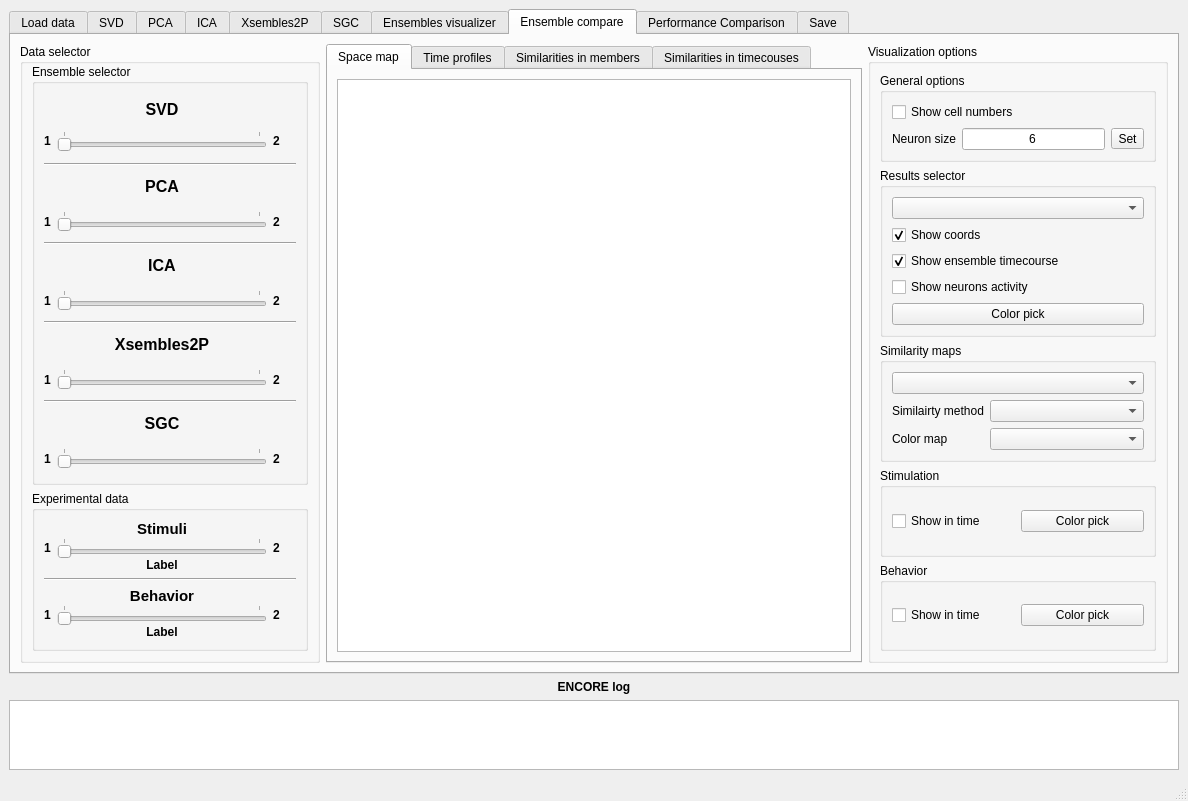
Qt form gui/MainWindow.ui (rivelco/ENCORE) before a commit.
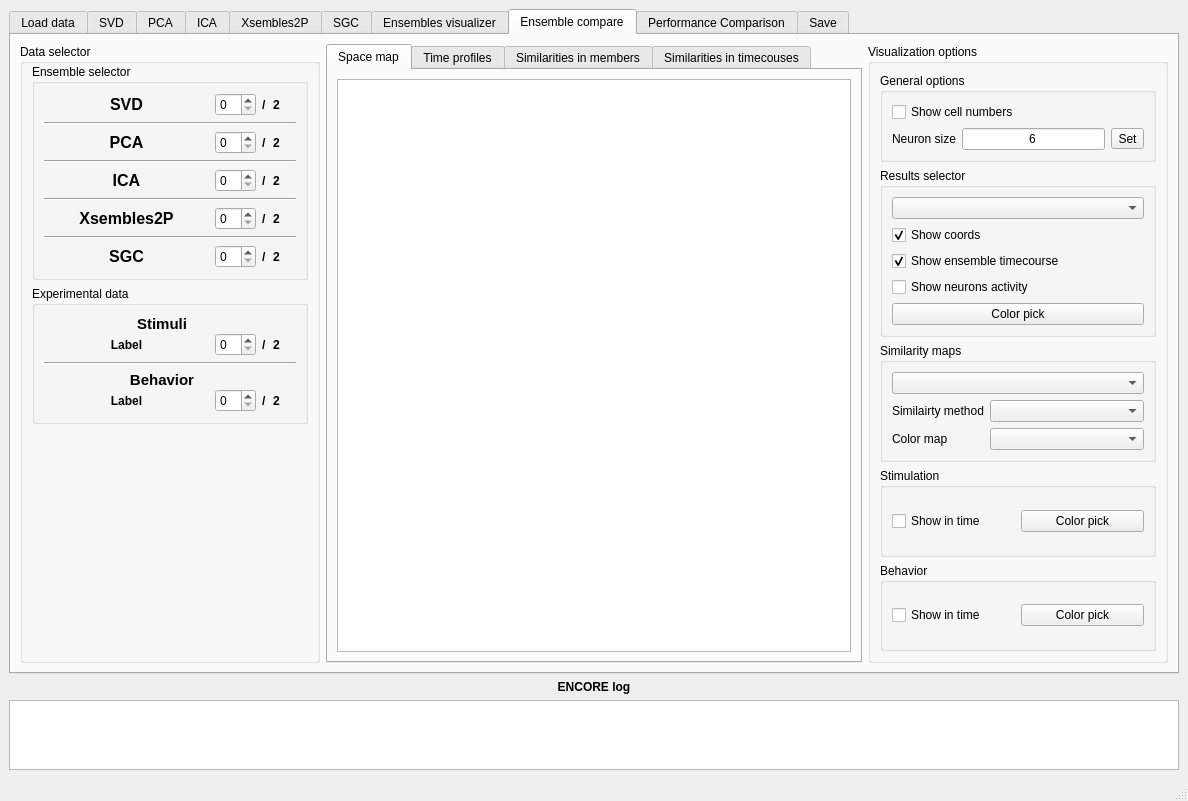
The same form after that commit. The open tabs and pages were chosen to show the change. Custom widgets are drawn as their Qt base class.

Commit message: Progress with new UI details

Patch:
```diff
--- a/gui/MainWindow.ui
+++ b/gui/MainWindow.ui
@@ -1648,7 +1648,7 @@
                    <rect>
                     <x>0</x>
                     <y>0</y>
-                    <width>98</width>
+                    <width>71</width>
                     <height>71</height>
                    </rect>
                   </property>
@@ -3787,7 +3787,7 @@
                 <rect>
                  <x>0</x>
                  <y>0</y>
-                 <width>98</width>
+                 <width>89</width>
                  <height>89</height>
                 </rect>
                </property>
@@ -3898,24 +3898,6 @@
                   <number>0</number>
                  </property>
                  <item>
-                  <widget class="QWidget" name="widget_16" native="true">
-                   <layout class="QVBoxLayout" name="verticalLayout_65">
-                    <property name="spacing">
-                     <number>0</number>
-                    </property>
-                    <property name="leftMargin">
-                     <number>0</number>
-                    </property>
-                    <property name="topMargin">
-                     <number>0</number>
-                    </property>
-                    <property name="rightMargin">
-                     <number>0</number>
-                    </property>
-                    <property name="bottomMargin">
-                     <number>0</number>
-                    </property>
-                    <item>
                      <widget class="QLabel" name="label_7">
                       <property name="sizePolicy">
                        <sizepolicy hsizetype="MinimumExpanding" vsizetype="Preferred">
@@ -3938,72 +3920,17 @@
                      </widget>
                     </item>
                     <item>
-                     <widget class="QWidget" name="widget_9" native="true">
-                      <layout class="QHBoxLayout" name="horizontalLayout_22">
-                       <property name="leftMargin">
-                        <number>0</number>
-                       </property>
-                       <property name="topMargin">
-                        <number>0</number>
-                       </property>
-                       <property name="rightMargin">
-                        <number>0</number>
-                       </property>
-                       <property name="bottomMargin">
-                        <number>0</number>
-                       </property>
+                  <widget class="QSpinBox" name="enscomp_spinbox_svd"/>
+                 </item>
                        <item>
-                        <widget class="QLabel" name="enscomp_slider_lbl_min_svd">
-                         <property name="sizePolicy">
-                          <sizepolicy hsizetype="Minimum" vsizetype="Preferred">
-                           <horstretch>0</horstretch>
-                           <verstretch>0</verstretch>
-                          </sizepolicy>
-                         </property>
+                  <widget class="QLabel" name="label_33">
                          <property name="font">
                           <font>
                            <bold>true</bold>
                           </font>
                          </property>
                          <property name="text">
-                          <string>1</string>
-                         </property>
-                        </widget>
-                       </item>
-                       <item>
-                        <widget class="QSlider" name="enscomp_slider_svd">
-                         <property name="enabled">
-                          <bool>false</bool>
-                         </property>
-                         <property name="sizePolicy">
-                          <sizepolicy hsizetype="MinimumExpanding" vsizetype="Fixed">
-                           <horstretch>0</horstretch>
-                           <verstretch>0</verstretch>
-                          </sizepolicy>
-                         </property>
-                         <property name="toolTip">
-                          <string>&lt;html&gt;&lt;head/&gt;&lt;body&gt;&lt;p&gt;Slide the selector to visualize a different ensemble from the &lt;span style=&quot; font-weight:700;&quot;&gt;SVD&lt;/span&gt; analysis.&lt;/p&gt;&lt;/body&gt;&lt;/html&gt;</string>
-                         </property>
-                         <property name="toolTipDuration">
-                          <number>5000</number>
-                         </property>
-                         <property name="maximum">
-                          <number>1</number>
-                         </property>
-                         <property name="pageStep">
-                          <number>1</number>
-                         </property>
-                         <property name="tracking">
-                          <bool>false</bool>
-                         </property>
-                         <property name="orientation">
-                          <enum>Qt::Horizontal</enum>
-                         </property>
-                         <property name="tickPosition">
-                          <enum>QSlider::TicksAbove</enum>
-                         </property>
-                         <property name="tickInterval">
-                          <number>1</number>
+                    <string>/</string>
                          </property>
                         </widget>
                        </item>
@@ -4025,12 +3952,6 @@
                          </property>
                         </widget>
                        </item>
-                      </layout>
-                     </widget>
-                    </item>
-                   </layout>
-                  </widget>
-                 </item>
                  <item>
                   <widget class="QWidget" name="enscomp_colorflag_svd" native="true">
                    <property name="minimumSize">
@@ -4076,21 +3997,6 @@
                   <number>0</number>
                  </property>
                  <item>
-                  <widget class="QWidget" name="widget_18" native="true">
-                   <layout class="QVBoxLayout" name="verticalLayout_76">
-                    <property name="leftMargin">
-                     <number>0</number>
-                    </property>
-                    <property name="topMargin">
-                     <number>0</number>
-                    </property>
-                    <property name="rightMargin">
-                     <number>0</number>
-                    </property>
-                    <property name="bottomMargin">
-                     <number>0</number>
-                    </property>
-                    <item>
                      <widget class="QLabel" name="label_21">
                       <property name="sizePolicy">
                        <sizepolicy hsizetype="MinimumExpanding" vsizetype="Preferred">
@@ -4113,69 +4019,17 @@
                      </widget>
                     </item>
                     <item>
-                     <widget class="QWidget" name="widget_10" native="true">
-                      <layout class="QHBoxLayout" name="horizontalLayout_23">
-                       <property name="leftMargin">
-                        <number>0</number>
-                       </property>
-                       <property name="topMargin">
-                        <number>0</number>
-                       </property>
-                       <property name="rightMargin">
-                        <number>0</number>
-                       </property>
-                       <property name="bottomMargin">
-                        <number>0</number>
-                       </property>
+                  <widget class="QSpinBox" name="enscomp_spinbox_pca"/>
+                 </item>
                        <item>
-                        <widget class="QLabel" name="enscomp_slider_lbl_min_pca">
+                  <widget class="QLabel" name="label_34">
                          <property name="font">
                           <font>
                            <bold>true</bold>
                           </font>
                          </property>
                          <property name="text">
-                          <string>1</string>
-                         </property>
-                        </widget>
-                       </item>
-                       <item>
-                        <widget class="QSlider" name="enscomp_slider_pca">
-                         <property name="enabled">
-                          <bool>false</bool>
-                         </property>
-                         <property name="sizePolicy">
-                          <sizepolicy hsizetype="MinimumExpanding" vsizetype="Fixed">
-                           <horstretch>0</horstretch>
-                           <verstretch>0</verstretch>
-                          </sizepolicy>
-                         </property>
-                         <property name="toolTip">
-                          <string>&lt;html&gt;&lt;head/&gt;&lt;body&gt;&lt;p&gt;Slide the selector to visualize a different ensemble from the &lt;span style=&quot; font-weight:700;&quot;&gt;PCA&lt;/span&gt; analysis.&lt;/p&gt;&lt;/body&gt;&lt;/html&gt;</string>
-                         </property>
-                         <property name="toolTipDuration">
-                          <number>5000</number>
-                         </property>
-                         <property name="maximum">
-                          <number>1</number>
-                         </property>
-                         <property name="pageStep">
-                          <number>1</number>
-                         </property>
-                         <property name="value">
-                          <number>0</number>
-                         </property>
-                         <property name="tracking">
-                          <bool>false</bool>
-                         </property>
-                         <property name="orientation">
-                          <enum>Qt::Horizontal</enum>
-                         </property>
-                         <property name="tickPosition">
-                          <enum>QSlider::TicksAbove</enum>
-                         </property>
-                         <property name="tickInterval">
-                          <number>1</number>
+                    <string>/</string>
                          </property>
                         </widget>
                        </item>
@@ -4197,12 +4051,6 @@
                          </property>
                         </widget>
                        </item>
-                      </layout>
-                     </widget>
-                    </item>
-                   </layout>
-                  </widget>
-                 </item>
                  <item>
                   <widget class="QWidget" name="enscomp_colorflag_pca" native="true">
                    <property name="minimumSize">
@@ -4245,21 +4093,6 @@
                   <number>0</number>
                  </property>
                  <item>
-                  <widget class="QWidget" name="widget_21" native="true">
-                   <layout class="QVBoxLayout" name="verticalLayout_77">
-                    <property name="leftMargin">
-                     <number>0</number>
-                    </property>
-                    <property name="topMargin">
-                     <number>0</number>
-                    </property>
-                    <property name="rightMargin">
-                     <number>0</number>
-                    </property>
-                    <property name="bottomMargin">
-                     <number>0</number>
-                    </property>
-                    <item>
                      <widget class="QLabel" name="label_22">
                       <property name="sizePolicy">
                        <sizepolicy hsizetype="MinimumExpanding" vsizetype="Preferred">
@@ -4282,66 +4115,17 @@
                      </widget>
                     </item>
                     <item>
-                     <widget class="QWidget" name="widget_11" native="true">
-                      <layout class="QHBoxLayout" name="horizontalLayout_24">
-                       <property name="leftMargin">
-                        <number>0</number>
-                       </property>
-                       <property name="topMargin">
-                        <number>0</number>
-                       </property>
-                       <property name="rightMargin">
-                        <number>0</number>
-                       </property>
-                       <property name="bottomMargin">
-                        <number>0</number>
-                       </property>
+                  <widget class="QSpinBox" name="enscomp_spinbox_ica"/>
+                 </item>
                        <item>
-                        <widget class="QLabel" name="enscomp_slider_lbl_min_ica">
+                  <widget class="QLabel" name="label_35">
                          <property name="font">
                           <font>
                            <bold>true</bold>
                           </font>
                          </property>
                          <property name="text">
-                          <string>1</string>
-                         </property>
-                        </widget>
-                       </item>
-                       <item>
-                        <widget class="QSlider" name="enscomp_slider_ica">
-                         <property name="enabled">
-                          <bool>false</bool>
-                         </property>
-                         <property name="sizePolicy">
-                          <sizepolicy hsizetype="MinimumExpanding" vsizetype="Fixed">
-                           <horstretch>0</horstretch>
-                           <verstretch>0</verstretch>
-                          </sizepolicy>
-                         </property>
-                         <property name="toolTip">
-                          <string>&lt;html&gt;&lt;head/&gt;&lt;body&gt;&lt;p&gt;Slide the selector to visualize a different ensemble from the &lt;span style=&quot; font-weight:700;&quot;&gt;ICA&lt;/span&gt; analysis.&lt;/p&gt;&lt;/body&gt;&lt;/html&gt;</string>
-                         </property>
-                         <property name="toolTipDuration">
-                          <number>5000</number>
-                         </property>
-                         <property name="maximum">
-                          <number>1</number>
-                         </property>
-                         <property name="pageStep">
-                          <number>1</number>
-                         </property>
-                         <property name="tracking">
-                          <bool>false</bool>
-                         </property>
-                         <property name="orientation">
-                          <enum>Qt::Horizontal</enum>
-                         </property>
-                         <property name="tickPosition">
-                          <enum>QSlider::TicksAbove</enum>
-                         </property>
-                         <property name="tickInterval">
-                          <number>1</number>
+                    <string>/</string>
                          </property>
                         </widget>
                        </item>
@@ -4363,12 +4147,6 @@
                          </property>
                         </widget>
                        </item>
-                      </layout>
-                     </widget>
-                    </item>
-                   </layout>
-                  </widget>
-                 </item>
                  <item>
                   <widget class="QWidget" name="enscomp_colorflag_ica" native="true">
                    <property name="minimumSize">
@@ -4411,21 +4189,6 @@
                   <number>0</number>
                  </property>
                  <item>
-                  <widget class="QWidget" name="widget_24" native="true">
-                   <layout class="QVBoxLayout" name="verticalLayout_78">
-                    <property name="leftMargin">
-                     <number>0</number>
-                    </property>
-                    <property name="topMargin">
-                     <number>0</number>
-                    </property>
-                    <property name="rightMargin">
-                     <number>0</number>
-                    </property>
-                    <property name="bottomMargin">
-                     <number>0</number>
-                    </property>
-                    <item>
                      <widget class="QLabel" name="label_23">
                       <property name="sizePolicy">
                        <sizepolicy hsizetype="MinimumExpanding" vsizetype="Preferred">
@@ -4454,66 +4217,17 @@
                      </widget>
                     </item>
                     <item>
-                     <widget class="QWidget" name="widget_12" native="true">
-                      <layout class="QHBoxLayout" name="horizontalLayout_25">
-                       <property name="leftMargin">
-                        <number>0</number>
-                       </property>
-                       <property name="topMargin">
-                        <number>0</number>
-                       </property>
-                       <property name="rightMargin">
-                        <number>0</number>
-                       </property>
-                       <property name="bottomMargin">
-                        <number>0</number>
-                       </property>
+                  <widget class="QSpinBox" name="enscomp_spinbox_x2p"/>
+                 </item>
                        <item>
-                        <widget class="QLabel" name="enscomp_slider_lbl_min_x2p">
+                  <widget class="QLabel" name="label_36">
                          <property name="font">
                           <font>
                            <bold>true</bold>
                           </font>
                          </property>
                          <property name="text">
-                          <string>1</string>
-                         </property>
-                        </widget>
-                       </item>
-                       <item>
-                        <widget class="QSlider" name="enscomp_slider_x2p">
-                         <property name="enabled">
-                          <bool>false</bool>
-                         </property>
-                         <property name="sizePolicy">
-                          <sizepolicy hsizetype="MinimumExpanding" vsizetype="Fixed">
-                           <horstretch>0</horstretch>
-                           <verstretch>0</verstretch>
-                          </sizepolicy>
-                         </property>
-                         <property name="toolTip">
-                          <string>&lt;html&gt;&lt;head/&gt;&lt;body&gt;&lt;p&gt;Slide the selector to visualize a different ensemble from the &lt;span style=&quot; font-weight:700;&quot;&gt;Xsembles2P&lt;/span&gt; analysis.&lt;/p&gt;&lt;/body&gt;&lt;/html&gt;</string>
-                         </property>
-                         <property name="toolTipDuration">
-                          <number>5000</number>
-                         </property>
-                         <property name="maximum">
-                          <number>1</number>
-                         </property>
-                         <property name="pageStep">
-                          <number>1</number>
-                         </property>
-                         <property name="tracking">
-                          <bool>false</bool>
-                         </property>
-                         <property name="orientation">
-                          <enum>Qt::Horizontal</enum>
-                         </property>
-                         <property name="tickPosition">
-                          <enum>QSlider::TicksAbove</enum>
-                         </property>
-                         <property name="tickInterval">
-                          <number>1</number>
+                    <string>/</string>
                          </property>
                         </widget>
                        </item>
@@ -4535,12 +4249,6 @@
                          </property>
                         </widget>
                        </item>
-                      </layout>
-                     </widget>
-                    </item>
-                   </layout>
-                  </widget>
-                 </item>
                  <item>
                   <widget class="QWidget" name="enscomp_colorflag_x2p" native="true">
                    <property name="minimumSize">
@@ -4583,22 +4291,13 @@
                   <number>0</number>
                  </property>
                  <item>
-                  <widget class="QWidget" name="widget_31" native="true">
-                   <layout class="QVBoxLayout" name="verticalLayout_83">
-                    <property name="leftMargin">
-                     <number>0</number>
-                    </property>
-                    <property name="topMargin">
-                     <number>0</number>
-                    </property>
-                    <property name="rightMargin">
-                     <number>0</number>
-                    </property>
-                    <property name="bottomMargin">
-                     <number>0</number>
-                    </property>
-                    <item>
                      <widget class="QLabel" name="label_32">
+                   <property name="sizePolicy">
+                    <sizepolicy hsizetype="MinimumExpanding" vsizetype="Preferred">
+                     <horstretch>0</horstretch>
+                     <verstretch>0</verstretch>
+                    </sizepolicy>
+                   </property>
                       <property name="font">
                        <font>
                         <pointsize>12</pointsize>
@@ -4614,60 +4313,17 @@
                      </widget>
                     </item>
                     <item>
-                     <widget class="QWidget" name="widget_32" native="true">
-                      <layout class="QHBoxLayout" name="horizontalLayout_41">
-                       <property name="leftMargin">
-                        <number>0</number>
-                       </property>
-                       <property name="topMargin">
-                        <number>0</number>
-                       </property>
-                       <property name="rightMargin">
-                        <number>0</number>
-                       </property>
-                       <property name="bottomMargin">
-                        <number>0</number>
-                       </property>
+                  <widget class="QSpinBox" name="enscomp_spinbox_sgc"/>
+                 </item>
                        <item>
-                        <widget class="QLabel" name="enscomp_slider_lbl_min_sgc">
+                  <widget class="QLabel" name="label_37">
                          <property name="font">
                           <font>
                            <bold>true</bold>
                           </font>
                          </property>
                          <property name="text">
-                          <string>1</string>
-                         </property>
-                        </widget>
-                       </item>
-                       <item>
-                        <widget class="QSlider" name="enscomp_slider_sgc">
-                         <property name="enabled">
-                          <bool>false</bool>
-                         </property>
-                         <property name="maximum">
-                          <number>1</number>
-                         </property>
-                         <property name="pageStep">
-                          <number>1</number>
-                         </property>
-                         <property name="tracking">
-                          <bool>false</bool>
-                         </property>
-                         <property name="orientation">
-                          <enum>Qt::Horizontal</enum>
-                         </property>
-                         <property name="invertedAppearance">
-                          <bool>false</bool>
-                         </property>
-                         <property name="invertedControls">
-                          <bool>false</bool>
-                         </property>
-                         <property name="tickPosition">
-                          <enum>QSlider::TicksAbove</enum>
-                         </property>
-                         <property name="tickInterval">
-                          <number>1</number>
+                    <string>/</string>
                          </property>
                         </widget>
                        </item>
@@ -4683,12 +4339,6 @@
                          </property>
                         </widget>
                        </item>
-                      </layout>
-                     </widget>
-                    </item>
-                   </layout>
-                  </widget>
-                 </item>
                  <item>
                   <widget class="QWidget" name="enscomp_colorflag_sgc" native="true">
                    <property name="minimumSize">
@@ -4788,71 +4438,13 @@
                         <number>0</number>
                        </property>
                        <item>
-                        <widget class="QLabel" name="enscomp_slider_lbl_min_stim">
-                         <property name="font">
-                          <font>
-                           <bold>true</bold>
-                          </font>
-                         </property>
-                         <property name="text">
-                          <string>1</string>
-                         </property>
-                        </widget>
-                       </item>
-                       <item>
-                        <widget class="QSlider" name="enscomp_slider_stim">
-                         <property name="enabled">
-                          <bool>false</bool>
-                         </property>
-                         <property name="toolTip">
-                          <string>&lt;html&gt;&lt;head/&gt;&lt;body&gt;&lt;p&gt;Slide the selector to visualize a different stimulus from the Stimulation input variable.&lt;/p&gt;&lt;/body&gt;&lt;/html&gt;</string>
-                         </property>
-                         <property name="toolTipDuration">
-                          <number>5000</number>
-                         </property>
-                         <property name="maximum">
-                          <number>1</number>
-                         </property>
-                         <property name="pageStep">
-                          <number>1</number>
-                         </property>
-                         <property name="tracking">
-                          <bool>false</bool>
-                         </property>
-                         <property name="orientation">
-                          <enum>Qt::Horizontal</enum>
-                         </property>
-                         <property name="tickPosition">
-                          <enum>QSlider::TicksAbove</enum>
-                         </property>
-                         <property name="tickInterval">
-                          <number>1</number>
-                         </property>
-                        </widget>
-                       </item>
-                       <item>
-                        <widget class="QLabel" name="enscomp_slider_lbl_max_stim">
-                         <property name="font">
-                          <font>
-                           <bold>true</bold>
-                          </font>
-                         </property>
-                         <property name="toolTip">
-                          <string>Total number of stimulus.</string>
-                         </property>
-                         <property name="toolTipDuration">
-                          <number>5000</number>
-                         </property>
-                         <property name="text">
-                          <string>2</string>
-                         </property>
-                        </widget>
-                       </item>
-                      </layout>
-                     </widget>
-                    </item>
-                    <item>
                      <widget class="QLabel" name="enscomp_slider_lbl_stim">
+                         <property name="sizePolicy">
+                          <sizepolicy hsizetype="MinimumExpanding" vsizetype="Preferred">
+                           <horstretch>0</horstretch>
+                           <verstretch>0</verstretch>
+                          </sizepolicy>
+                         </property>
                       <property name="font">
                        <font>
                         <bold>true</bold>
@@ -4872,6 +4464,42 @@
                       </property>
                      </widget>
                     </item>
+                       <item>
+                        <widget class="QSpinBox" name="enscomp_spinbox_stim"/>
+                       </item>
+                       <item>
+                        <widget class="QLabel" name="label_38">
+                         <property name="font">
+                          <font>
+                           <bold>true</bold>
+                          </font>
+                         </property>
+                         <property name="text">
+                          <string>/</string>
+                         </property>
+                        </widget>
+                       </item>
+                       <item>
+                        <widget class="QLabel" name="enscomp_slider_lbl_max_stim">
+                         <property name="font">
+                          <font>
+                           <bold>true</bold>
+                          </font>
+                         </property>
+                         <property name="toolTip">
+                          <string>Total number of stimulus.</string>
+                         </property>
+                         <property name="toolTipDuration">
+                          <number>5000</number>
+                         </property>
+                         <property name="text">
+                          <string>2</string>
+                         </property>
+                        </widget>
+                       </item>
+                      </layout>
+                     </widget>
+                    </item>
                    </layout>
                   </widget>
                  </item>
@@ -4966,68 +4594,13 @@
                         <number>0</number>
                        </property>
                        <item>
-                        <widget class="QLabel" name="enscomp_slider_lbl_min_behavior">
-                         <property name="font">
-                          <font>
-                           <bold>true</bold>
-                          </font>
-                         </property>
-                         <property name="text">
-                          <string>1</string>
-                         </property>
-                        </widget>
-                       </item>
-                       <item>
-                        <widget class="QSlider" name="enscomp_slider_behavior">
-                         <property name="enabled">
-                          <bool>false</bool>
-                         </property>
-                         <property name="toolTip">
-                          <string>&lt;html&gt;&lt;head/&gt;&lt;body&gt;&lt;p&gt;Slide the selector to visualize a different behavior from the Behavior input variable.&lt;/p&gt;&lt;/body&gt;&lt;/html&gt;</string>
-                         </property>
-                         <property name="maximum">
-                          <number>1</number>
-                         </property>
-                         <property name="pageStep">
-                          <number>1</number>
-                         </property>
-                         <property name="tracking">
-                          <bool>false</bool>
-                         </property>
-                         <property name="orientation">
-                          <enum>Qt::Horizontal</enum>
-                         </property>
-                         <property name="tickPosition">
-                          <enum>QSlider::TicksAbove</enum>
-                         </property>
-                         <property name="tickInterval">
-                          <number>1</number>
-                         </property>
-                        </widget>
-                       </item>
-                       <item>
-                        <widget class="QLabel" name="enscomp_slider_lbl_max_behavior">
-                         <property name="font">
-                          <font>
-                           <bold>true</bold>
-                          </font>
-                         </property>
-                         <property name="toolTip">
-                          <string>Total number of beaviors.</string>
-                         </property>
-                         <property name="toolTipDuration">
-                          <number>5000</number>
-                         </property>
-                         <property name="text">
-                          <string>2</string>
-                         </property>
-                        </widget>
-                       </item>
-                      </layout>
-                     </widget>
-                    </item>
-                    <item>
                      <widget class="QLabel" name="enscomp_slider_lbl_behavior">
+                         <property name="sizePolicy">
+                          <sizepolicy hsizetype="MinimumExpanding" vsizetype="Preferred">
+                           <horstretch>0</horstretch>
+                           <verstretch>0</verstretch>
+                          </sizepolicy>
+                         </property>
                       <property name="font">
                        <font>
                         <bold>true</bold>
@@ -5047,6 +4620,42 @@
                       </property>
                      </widget>
                     </item>
+                       <item>
+                        <widget class="QSpinBox" name="enscomp_spinbox_behavior"/>
+                       </item>
+                       <item>
+                        <widget class="QLabel" name="label_39">
+                         <property name="font">
+                          <font>
+                           <bold>true</bold>
+                          </font>
+                         </property>
+                         <property name="text">
+                          <string>/</string>
+                         </property>
+                        </widget>
+                       </item>
+                       <item>
+                        <widget class="QLabel" name="enscomp_slider_lbl_max_behavior">
+                         <property name="font">
+                          <font>
+                           <bold>true</bold>
+                          </font>
+                         </property>
+                         <property name="toolTip">
+                          <string>Total number of beaviors.</string>
+                         </property>
+                         <property name="toolTipDuration">
+                          <number>5000</number>
+                         </property>
+                         <property name="text">
+                          <string>2</string>
+                         </property>
+                        </widget>
+                       </item>
+                      </layout>
+                     </widget>
+                    </item>
                    </layout>
                   </widget>
                  </item>
@@ -5072,6 +4681,19 @@
              </layout>
             </widget>
            </item>
+           <item>
+            <spacer name="verticalSpacer_2">
+             <property name="orientation">
+              <enum>Qt::Vertical</enum>
+             </property>
+             <property name="sizeHint" stdset="0">
+              <size>
+               <width>20</width>
+               <height>40</height>
+              </size>
+             </property>
+            </spacer>
+           </item>
           </layout>
          </widget>
         </item>
@@ -5644,7 +5266,7 @@
                 <rect>
                  <x>0</x>
                  <y>0</y>
-                 <width>98</width>
+                 <width>89</width>
                  <height>89</height>
                 </rect>
                </property>
@@ -5680,7 +5302,7 @@
                 <rect>
                  <x>0</x>
                  <y>0</y>
-                 <width>98</width>
+                 <width>89</width>
                  <height>210</height>
                 </rect>
                </property>
@@ -5716,7 +5338,7 @@
                 <rect>
                  <x>0</x>
                  <y>0</y>
-                 <width>98</width>
+                 <width>89</width>
                  <height>210</height>
                 </rect>
                </property>
@@ -5752,7 +5374,7 @@
                 <rect>
                  <x>0</x>
                  <y>0</y>
-                 <width>98</width>
+                 <width>89</width>
                  <height>210</height>
                 </rect>
                </property>
```
Lines whose indentation alone changed are shown as unchanged.
